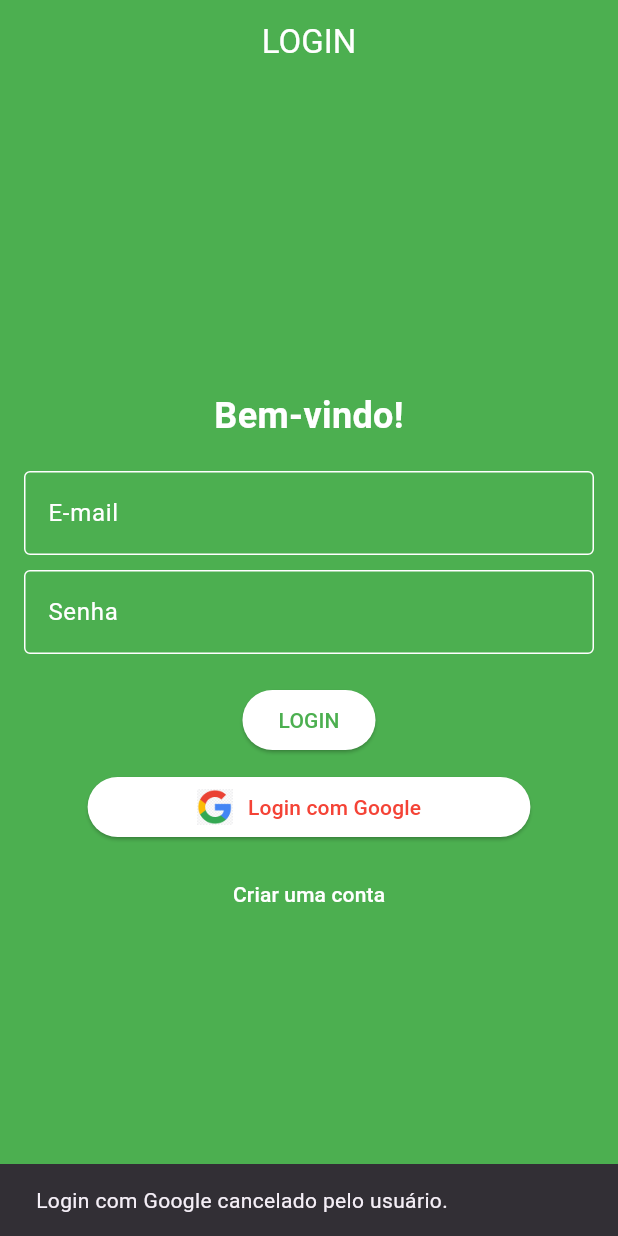
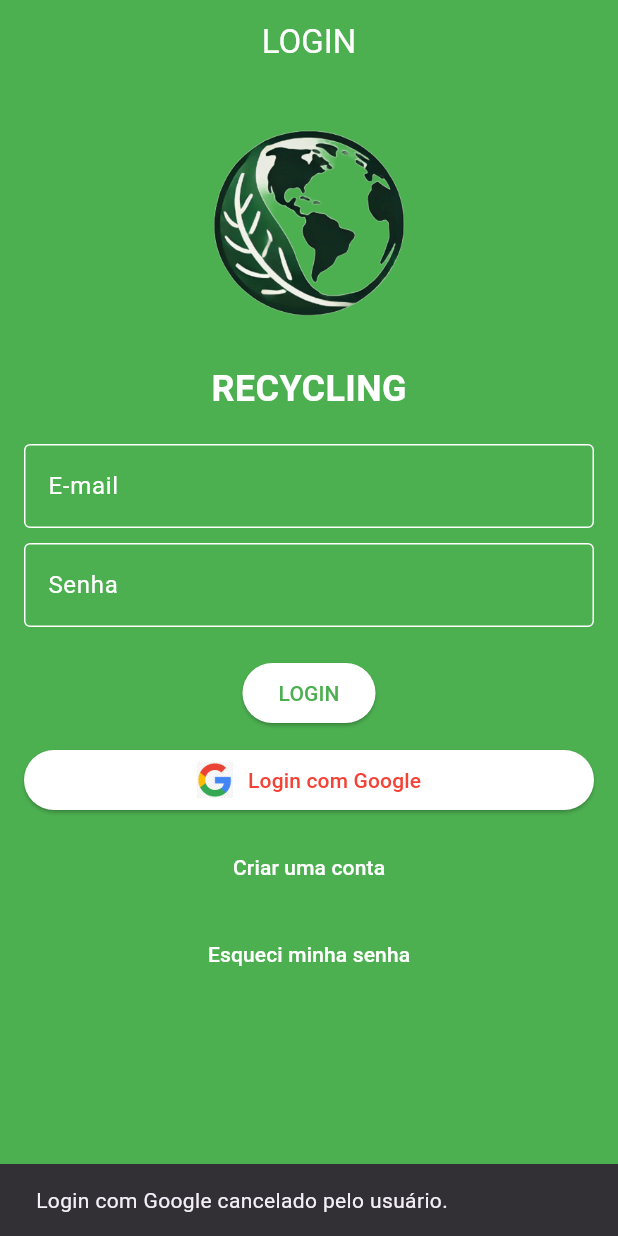
Before and after one commit to AlexandreN08/recicle, a Flutter app: the screen it shows after launch, after a tap on "Login com Google", on a phone screen of 412 x 824 dp. Run offline on Flutter 3.47's test engine with Material 3 defaults, Android fonts, the light colour scheme and no system bars; our stand-ins replace cloud_firestore, firebase_auth, firebase_core, firebase_messaging, flutter_local_notifications, geocoding and 4 more; accounts and stored records are empty; network calls fail.

Commit message:
Add recuperar senha

```diff
--- a/lib/main.dart
+++ b/lib/main.dart
@@ -4,6 +4,7 @@ import 'package:recicle/screens/homescreen.dart';
 import 'package:firebase_messaging/firebase_messaging.dart';
 import 'package:recicle/screens/login_screen.dart';
 import 'package:firebase_auth/firebase_auth.dart';
+import 'package:recicle/screens/reset_password_screen.dart';  // Importando a tela de recuperação de senha
 
 void main() async {
   WidgetsFlutterBinding.ensureInitialized();
@@ -31,6 +32,7 @@ class MyApp extends StatelessWidget {
       routes: {
         '/': (context) => LoginScreen(),
         '/home': (context) => HomeScreen(),
+        '/resetpassword': (context) => ResetPasswordScreen(), // Adicionando a rota da tela de recuperação de senha
       },
     );
   }
--- a/lib/screens/login_screen.dart
+++ b/lib/screens/login_screen.dart
@@ -1,14 +1,22 @@
 import 'package:flutter/material.dart';
 import 'package:firebase_auth/firebase_auth.dart';
 import 'package:google_sign_in/google_sign_in.dart';
+import 'package:firebase_core/firebase_core.dart'; // Para inicializar o Firebase
+import 'package:geolocator/geolocator.dart'; // Importando o pacote de geolocalização
 import 'register_screen.dart';
-import 'package:geolocator/geolocator.dart'; // Importando o pacote de geolocalização
+import 'reset_password_screen.dart'; // Importa a tela de recuperação de senha
 
 class LoginScreen extends StatelessWidget {
   final TextEditingController emailController = TextEditingController();
   final TextEditingController passwordController = TextEditingController();
+  final GoogleSignIn _googleSignIn = GoogleSignIn();
 
   LoginScreen({super.key});
+
+  // Função para inicializar o Firebase
+  Future<void> _initializeFirebase() async {
+    await Firebase.initializeApp();
+  }
 
   // Função para pegar a localização atual
   Future<void> _getCurrentLocation() async {
@@ -18,7 +26,6 @@ class LoginScreen extends StatelessWidget {
     // Verificar se o serviço de localização está habilitado
     serviceEnabled = await Geolocator.isLocationServiceEnabled();
     if (!serviceEnabled) {
-      // O serviço de localização não está habilitado, retornar
       return;
     }
 
@@ -27,13 +34,11 @@ class LoginScreen extends StatelessWidget {
     if (permission == LocationPermission.denied) {
       permission = await Geolocator.requestPermission();
       if (permission == LocationPermission.denied) {
-        // O usuário negou a permissão
         return;
       }
     }
 
     if (permission == LocationPermission.deniedForever) {
-      // O usuário bloqueou a permissão, vamos retornar
       return;
     }
 
@@ -60,12 +65,13 @@ class LoginScreen extends StatelessWidget {
       Navigator.pushReplacementNamed(context, '/home');
     } on FirebaseAuthException catch (e) {
       String errorMessage;
+
       if (e.code == 'user-not-found') {
-        errorMessage = 'Usuário não encontrado.';
+        errorMessage = 'Usuário não encontrado. Verifique o e-mail.';
       } else if (e.code == 'wrong-password') {
-        errorMessage = 'Senha incorreta.';
+        errorMessage = 'Senha incorreta. Tente novamente.';
       } else {
-        errorMessage = 'Erro: ${e.message}';
+        errorMessage = 'Verifique e-mail e senha. Tente novamente.';
       }
 
       ScaffoldMessenger.of(context).showSnackBar(
@@ -74,14 +80,12 @@ class LoginScreen extends StatelessWidget {
     }
   }
 
-  // Método para realizar login com o Google
+  // Método para login com Google
   Future<void> _loginWithGoogle(BuildContext context) async {
     try {
-      // Iniciar autenticação com Google
-      final GoogleSignInAccount? googleUser = await GoogleSignIn().signIn();
+      final GoogleSignInAccount? googleUser = await _googleSignIn.signIn();
 
       if (googleUser == null) {
-        // Usuário cancelou a autenticação
         ScaffoldMessenger.of(context).showSnackBar(
           SnackBar(content: Text('Login com Google cancelado pelo usuário.')),
         );
@@ -89,35 +93,34 @@ class LoginScreen extends StatelessWidget {
       }
 
       final GoogleSignInAuthentication googleAuth = await googleUser.authentication;
-
-      // Credenciais do Firebase
       final AuthCredential credential = GoogleAuthProvider.credential(
         accessToken: googleAuth.accessToken,
         idToken: googleAuth.idToken,
       );
 
-      // Login com Firebase
-      final UserCredential userCredential =
       await FirebaseAuth.instance.signInWithCredential(credential);
-
-      // Obter localização após login
       await _getCurrentLocation();
 
       ScaffoldMessenger.of(context).showSnackBar(
         SnackBar(content: Text('Login com Google realizado com sucesso!')),
       );
-
-      // Após login, navegar para a tela principal
       Navigator.pushReplacementNamed(context, '/home');
     } catch (e) {
       ScaffoldMessenger.of(context).showSnackBar(
-        SnackBar(content: Text('Erro ao realizar login com Google: $e')),
+        SnackBar(content: Text('Erro ao realizar login com Google. Tente novamente.')),
       );
     }
   }
 
   @override
   Widget build(BuildContext context) {
+    return FutureBuilder(
+      future: _initializeFirebase(),
+      builder: (context, snapshot) {
+        if (snapshot.connectionState == ConnectionState.waiting) {
+          return Center(child: CircularProgressIndicator());
+        }
+
         return Scaffold(
           backgroundColor: Color(0xFF4CAF50), // Fundo verde
           appBar: AppBar(
@@ -125,14 +128,22 @@ class LoginScreen extends StatelessWidget {
             centerTitle: true,
             backgroundColor: Color(0xFF4CAF50),
           ),
-      body: Center(
+          body: SingleChildScrollView( // Envolvendo o corpo com SingleChildScrollView
+            child: Center( // Centraliza os componentes dentro do SingleChildScrollView
               child: Padding(
                 padding: const EdgeInsets.all(16.0),
                 child: Column(
                   mainAxisAlignment: MainAxisAlignment.center,
+                  crossAxisAlignment: CrossAxisAlignment.center, // Centraliza os itens horizontalmente
                   children: [
+                    // Adicionando o logo do aplicativo
+                    Image.asset(
+                      'assets/logo.png',  // Caminho do logo
+                      height: 150,  // Ajuste a altura conforme necessário
+                    ),
+                    SizedBox(height: 20),
                     Text(
-                'Bem-vindo!',
+                      'RECYCLING',
                       style: TextStyle(fontSize: 24, fontWeight: FontWeight.bold, color: Colors.white),
                     ),
                     SizedBox(height: 20),
@@ -177,8 +188,6 @@ class LoginScreen extends StatelessWidget {
                     ElevatedButton(
                       onPressed: () => _loginWithGoogle(context),
                       style: ElevatedButton.styleFrom(backgroundColor: Colors.white),
-                child: SizedBox(
-                  width: MediaQuery.of(context).size.width * 0.6, // Largura ajustada
                       child: Row(
                         mainAxisAlignment: MainAxisAlignment.center,
                         children: [
@@ -186,7 +195,6 @@ class LoginScreen extends StatelessWidget {
                           SizedBox(width: 10),
                           Text('Login com Google', style: TextStyle(color: Colors.red)),
                         ],
-                  ),
                       ),
                     ),
                     SizedBox(height: 10),
@@ -199,10 +207,23 @@ class LoginScreen extends StatelessWidget {
                       },
                       child: Text('Criar uma conta', style: TextStyle(color: Colors.white)),
                     ),
+                    SizedBox(height: 10),
+                    TextButton(
+                      onPressed: () {
+                        Navigator.push(
+                          context,
+                          MaterialPageRoute(builder: (context) => ResetPasswordScreen()),
+                        );
+                      },
+                      child: Text('Esqueci minha senha', style: TextStyle(color: Colors.white)),
+                    ),
                   ],
                 ),
               ),
             ),
+          ),
+        );
+      },
     );
   }
 }
--- a/pubspec.yaml
+++ b/pubspec.yaml
@@ -72,6 +72,7 @@ flutter:
   # To add assets to your application, add an assets section, like this:
   assets:
     - assets/google_logo.png
+    - assets/logo.png
   #   - images/a_dot_ham.jpeg
 
   # An image asset can refer to one or more resolution-specific "variants", see
```
Also changed, not shown: lib/screens/reset_password_screen.dart (added, +67 -0 lines), assets/logo.png (added). Lines whose indentation alone changed are shown as unchanged.
